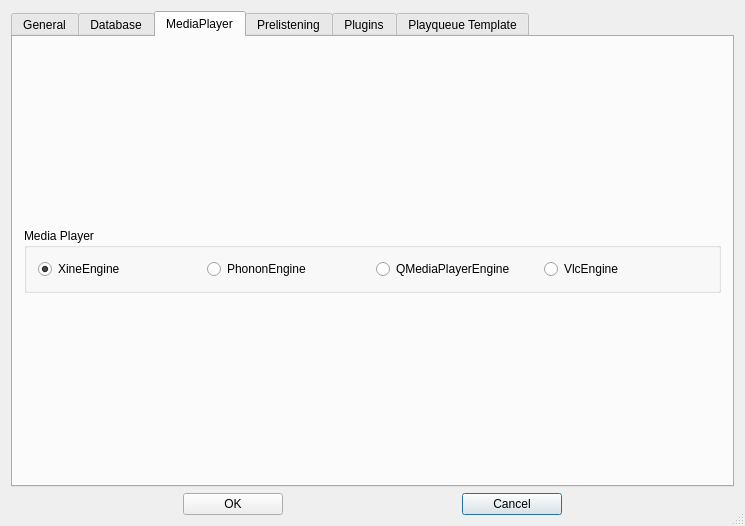
Qt form src/PreferencesDialogBase.ui (onoelle/yammi) before a commit.
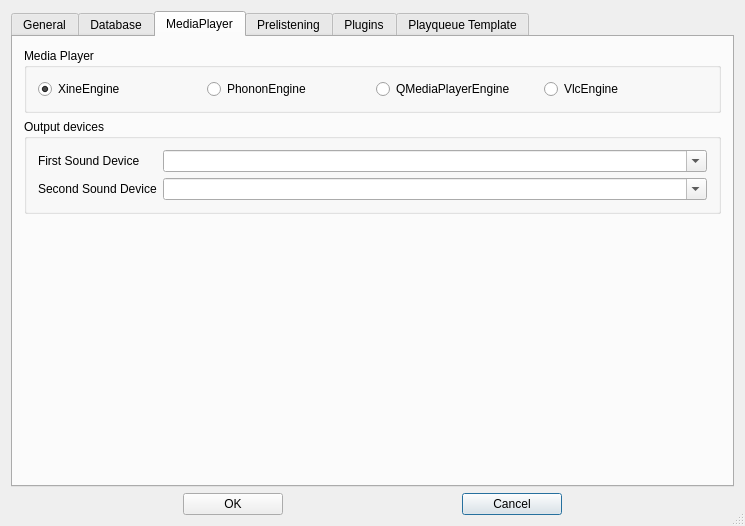
The same form after that commit.

Commit message: Choice of output audio device and run a second yammi on different device.

```diff
--- a/src/PreferencesDialogBase.ui
+++ b/src/PreferencesDialogBase.ui
@@ -654,8 +654,8 @@
       <attribute name="title">
        <string>MediaPlayer</string>
       </attribute>
-      <layout class="QGridLayout">
-       <item row="0" column="0" colspan="2">
+      <layout class="QVBoxLayout" name="verticalLayout">
+       <item>
         <widget class="QGroupBox" name="MediaPlayerGroup">
          <property name="sizePolicy">
           <sizepolicy hsizetype="Preferred" vsizetype="Fixed">
@@ -710,6 +710,92 @@
          </layout>
         </widget>
        </item>
+       <item>
+        <widget class="QGroupBox" name="grpSoundDevices">
+         <property name="title">
+          <string>Output devices</string>
+         </property>
+         <layout class="QGridLayout">
+          <property name="margin">
+           <number>11</number>
+          </property>
+          <property name="spacing">
+           <number>6</number>
+          </property>
+          <item row="0" column="0">
+           <widget class="QLabel" name="lblFirstYammiSoundDevice">
+            <property name="toolTip">
+             <string>Sound Device which is used for normal output.</string>
+            </property>
+            <property name="text">
+             <string>First Sound Device</string>
+            </property>
+            <property name="wordWrap">
+             <bool>false</bool>
+            </property>
+           </widget>
+          </item>
+          <item row="0" column="1">
+           <widget class="QComboBox" name="cboFirstYammiSoundDevice">
+            <property name="sizePolicy">
+             <sizepolicy hsizetype="Expanding" vsizetype="Fixed">
+              <horstretch>0</horstretch>
+              <verstretch>0</verstretch>
+             </sizepolicy>
+            </property>
+            <property name="toolTip">
+             <string>Sound Device which is used when a second Yammi is started for e.g. Prelistening on head phones.</string>
+            </property>
+            <property name="editable">
+             <bool>true</bool>
+            </property>
+           </widget>
+          </item>
+          <item row="1" column="0">
+           <widget class="QLabel" name="lblSecondYammiSoundDevice">
+            <property name="toolTip">
+             <string>Sound Device which is used when a second Yammi is started for e.g. Prelistening on head phones.</string>
+            </property>
+            <property name="text">
+             <string>Second Sound Device</string>
+            </property>
+            <property name="wordWrap">
+             <bool>false</bool>
+            </property>
+           </widget>
+          </item>
+          <item row="1" column="1">
+           <widget class="QComboBox" name="cboSecondYammiSoundDevice">
+            <property name="sizePolicy">
+             <sizepolicy hsizetype="Expanding" vsizetype="Fixed">
+              <horstretch>0</horstretch>
+              <verstretch>0</verstretch>
+             </sizepolicy>
+            </property>
+            <property name="toolTip">
+             <string>Sound Device which is used when a second Yammi is started for e.g. Prelistening on head phones.</string>
+            </property>
+            <property name="editable">
+             <bool>true</bool>
+            </property>
+           </widget>
+          </item>
+         </layout>
+        </widget>
+       </item>
+       <item>
+        <spacer name="verticalSpacer">
+         <property name="orientation">
+          <enum>Qt::Vertical</enum>
+         </property>
+         <property name="sizeHint" stdset="0">
+          <size>
+           <width>20</width>
+           <height>40</height>
+          </size>
+         </property>
+        </spacer>
+       </item>
       </layout>
      </widget>
      <widget class="QWidget" name="TabPage">
```
Left out of the diff: 14 changed lines with no effect on the pictures. The commit also changes 17 other files.
